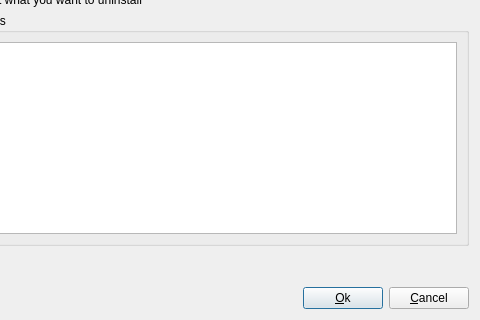
Qt form rbutil/rbutilqt/uninstallfrm.ui (Rockbox-Chinese-Community/Rockbox-RCC) before a commit; both pictures show x 94 to 574 and y 131 to 451 of the 574 by 451 pixel window.
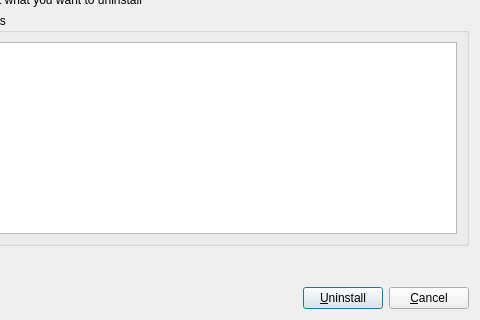
The same form after that commit. Icons and pictures are not drawn.

Commit message: Change some validation button labels from "Ok" to "Install" or "Uninstall".

Patch:
```diff
--- a/rbutil/rbutilqt/uninstallfrm.ui
+++ b/rbutil/rbutilqt/uninstallfrm.ui
@@ -125,7 +125,7 @@
      <item>
       <widget class="QPushButton" name="buttonOk" >
        <property name="text" >
-        <string>&amp;Ok</string>
+        <string>&amp;Uninstall</string>
        </property>
        <property name="icon" >
         <iconset resource="rbutilqt.qrc" >:/icons/icons/go-next.png</iconset>
```
The commit also changes 3 other files.
